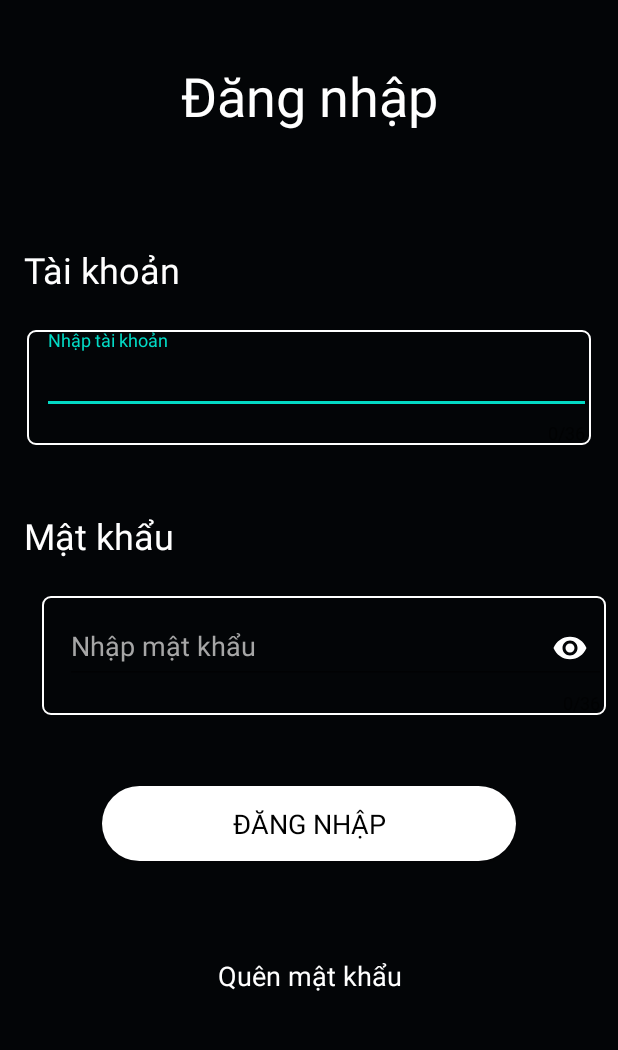
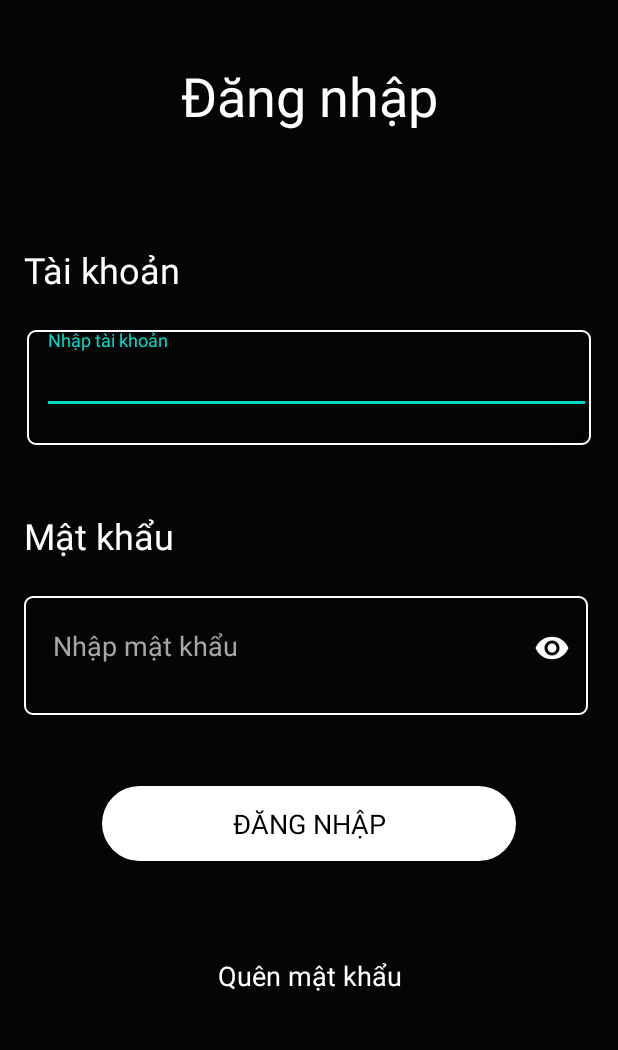
Before and after one commit to namtoan2001/Ung-dung-nghe-nhac-Rabidly, an Android app: the DangNhapActivity screen opened directly, with no data from a screen before it, on a phone screen of 412 x 824 dp, the part 51-1101 px from its top. Run offline under Robolectric (Android 15) with nearby library versions, the phone set to English and light mode, and no system bars; Roboto replaces fonts that are not available here.

Commit message:
last version

```diff
--- a/app/src/main/res/layout/activity_dang_nhap.xml
+++ b/app/src/main/res/layout/activity_dang_nhap.xml
@@ -138,28 +138,28 @@
         android:id="@+id/edtmkdn"
         android:layout_width="376dp"
         android:layout_height="wrap_content"
-        android:layout_marginStart="28dp"
+        android:layout_marginStart="16dp"
         android:layout_marginTop="24dp"
         android:background="@drawable/edt_all"
         android:ems="10"
         android:fontFamily="@font/arimo_bold"
-        app:passwordToggleEnabled="true"
-        app:passwordToggleTint="#FFFFFF"
         android:paddingLeft="15dp"
+        android:textColor="@color/design_default_color_background"
+        android:textColorHint="@color/colorPrimary"
+        android:textSize="18sp"
         app:counterEnabled="true"
         app:counterMaxLength="36"
         app:errorEnabled="true"
-        android:textColor="@color/design_default_color_background"
-        android:textColorHint="@color/colorPrimary"
-        android:textSize="18sp"
         app:layout_constraintStart_toStartOf="parent"
-        app:layout_constraintTop_toBottomOf="@+id/textView13" >
+        app:layout_constraintTop_toBottomOf="@+id/textView13"
+        app:passwordToggleEnabled="true"
+        app:passwordToggleTint="#FFFFFF">
 
         <com.google.android.material.textfield.TextInputEditText
             android:layout_width="match_parent"
             android:layout_height="wrap_content"
+            android:hint="Nhập mật khẩu"
             android:inputType="textPassword"
-            android:textColor="#FFFFFF"
-            android:hint="Nhập mật khẩu" />
+            android:textColor="#FFFFFF" />
     </com.google.android.material.textfield.TextInputLayout>
 </androidx.constraintlayout.widget.ConstraintLayout>
```
